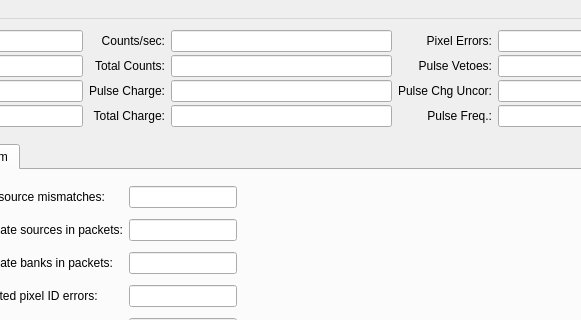
Qt form dasmon/client/MainWindow.ui (ADARA-Neutrons/adara) before a commit; both pictures show x 319 to 900 and y 0 to 320 of the 1050 by 812 pixel window.
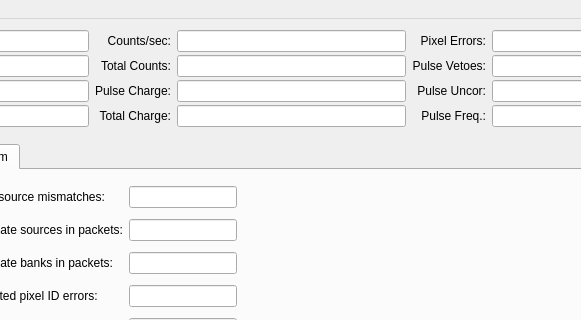
The same form after that commit.

Commit message: Modified "Uncorrected Pulse" Label in Dasmon GUI! 	- because we're _Combining_ both Uncorrected Proton Charge and 	Veto Pulses in the same counter, simply call it: 		-> "Pulse Uncor:" (this fits on the screen better anyway! :)

Diff of the .ui file:
```diff
--- a/dasmon/client/MainWindow.ui
+++ b/dasmon/client/MainWindow.ui
@@ -147,7 +147,7 @@
         <item row="4" column="5">
          <widget class="QLabel" name="label_48">
           <property name="text">
-           <string>Pulse Chg Uncor:</string>
+           <string>Pulse Uncor:</string>
           </property>
           <property name="alignment">
            <set>Qt::AlignRight|Qt::AlignTrailing|Qt::AlignVCenter</set>
```
